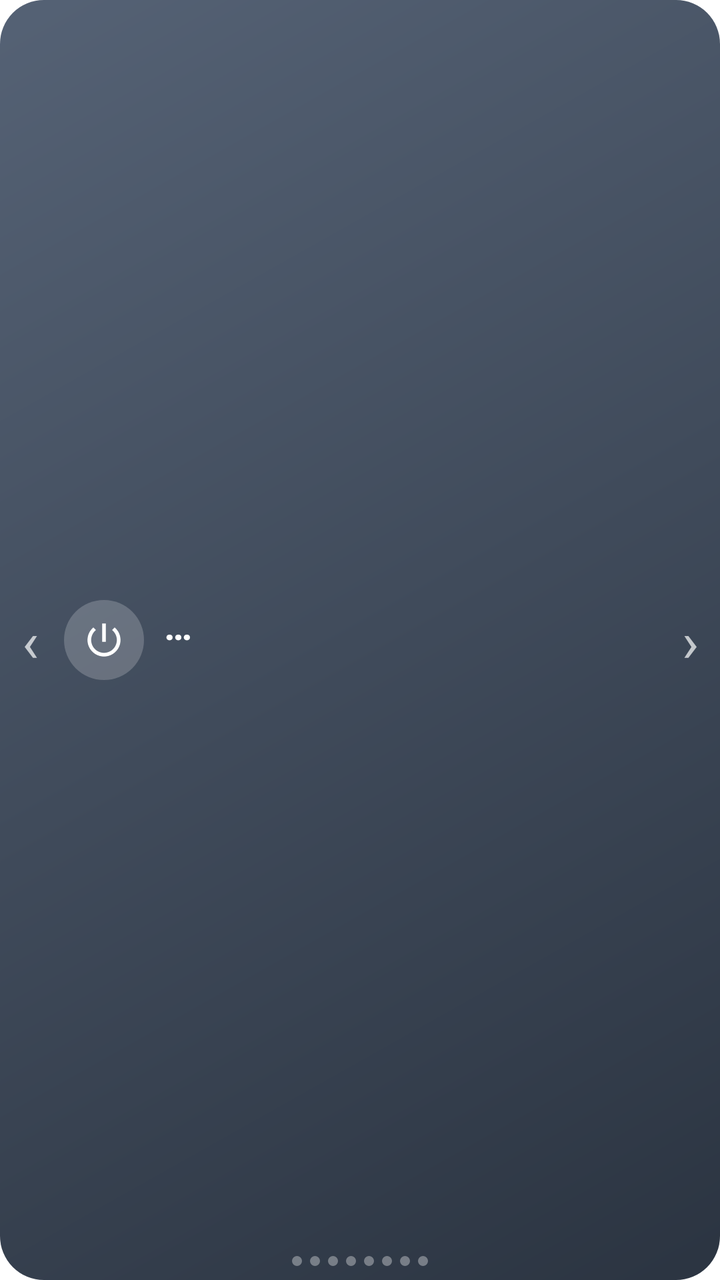
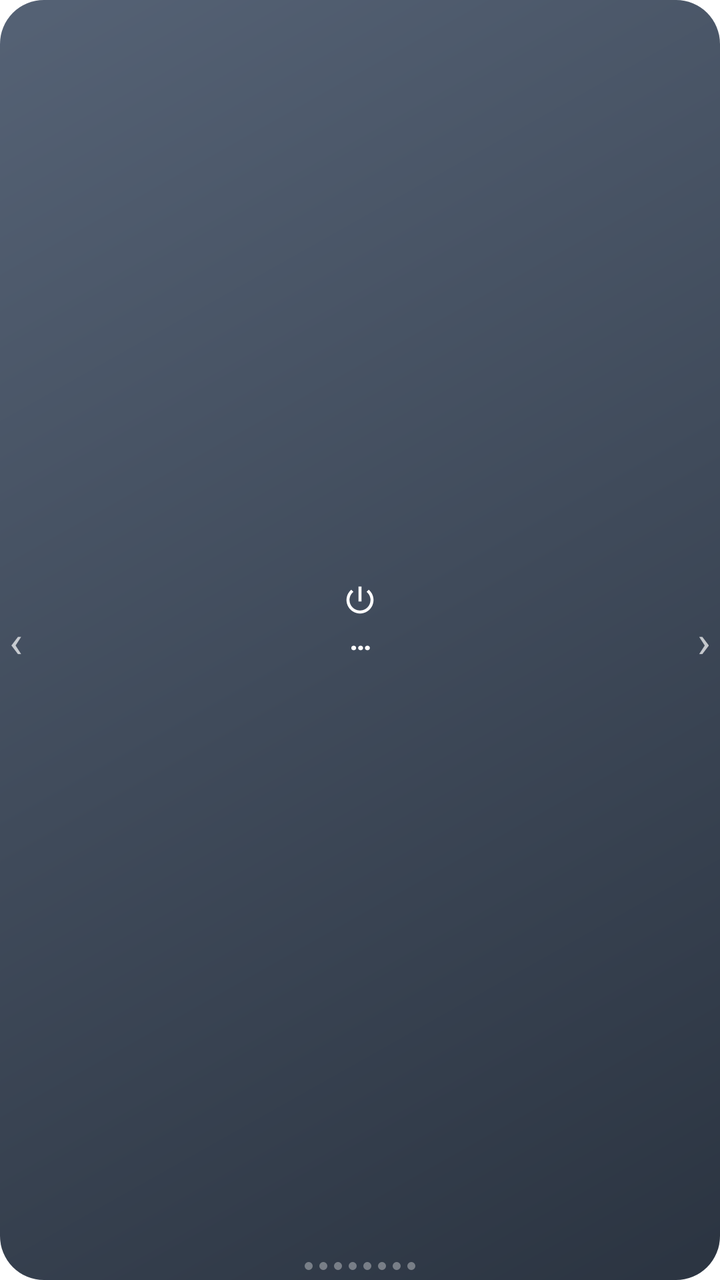

An Android layout rendered at two revisions. The XML below is the earlier revision; the diff shows what the commit changed to produce the second picture.
<!-- AndroidManifest.xml: application theme Theme.SmartAttendance -->
<!-- res/layout/widget_pages.xml -->
<?xml version="1.0" encoding="utf-8"?>
<FrameLayout xmlns:android="http://schemas.android.com/apk/res/android"
    android:id="@+id/page_root"
    android:layout_width="match_parent"
    android:layout_height="match_parent"
    android:background="@drawable/widget_bg_off">

    <LinearLayout
        android:id="@+id/page_tap"
        android:layout_width="match_parent"
        android:layout_height="match_parent"
        android:gravity="center_vertical"
        android:orientation="horizontal"
        android:paddingStart="32dp"
        android:paddingEnd="32dp">

        <FrameLayout
            android:layout_width="40dp"
            android:layout_height="40dp"
            android:layout_marginEnd="10dp"
            android:background="@drawable/widget_icon_badge">

            <ImageView
                android:id="@+id/page_icon"
                android:layout_width="22dp"
                android:layout_height="22dp"
                android:layout_gravity="center"
                android:importantForAccessibility="no"
                android:src="@drawable/ic_w_power" />
        </FrameLayout>

        <LinearLayout
            android:layout_width="0dp"
            android:layout_height="wrap_content"
            android:layout_weight="1"
            android:orientation="vertical">

            <TextView
                android:id="@+id/page_title"
                android:layout_width="match_parent"
                android:layout_height="wrap_content"
                android:ellipsize="end"
                android:maxLines="1"
                android:text="…"
                android:textColor="#FFFFFFFF"
                android:textSize="19sp"
                android:textStyle="bold" />

            <TextView
                android:id="@+id/page_sub"
                android:layout_width="match_parent"
                android:layout_height="wrap_content"
                android:ellipsize="end"
                android:maxLines="1"
                android:textColor="#D9FFFFFF"
                android:textSize="11sp" />
        </LinearLayout>
    </LinearLayout>

    <TextView
        android:id="@+id/nav_prev"
        android:layout_width="30dp"
        android:layout_height="match_parent"
        android:layout_gravity="start"
        android:gravity="center"
        android:text="‹"
        android:textColor="#B3FFFFFF"
        android:textSize="28sp" />

    <TextView
        android:id="@+id/nav_next"
        android:layout_width="30dp"
        android:layout_height="match_parent"
        android:layout_gravity="end"
        android:gravity="center"
        android:text="›"
        android:textColor="#B3FFFFFF"
        android:textSize="28sp" />

    <LinearLayout
        android:layout_width="wrap_content"
        android:layout_height="wrap_content"
        android:layout_gravity="bottom|center_horizontal"
        android:layout_marginBottom="7dp"
        android:gravity="center"
        android:orientation="horizontal">

        <ImageView
            android:id="@+id/dot0"
            android:layout_width="5dp"
            android:layout_height="5dp"
            android:layout_marginStart="2dp"
            android:layout_marginEnd="2dp"
            android:importantForAccessibility="no"
            android:background="@drawable/widget_pdot_off" />
        <ImageView
            android:id="@+id/dot1"
            android:layout_width="5dp"
            android:layout_height="5dp"
            android:layout_marginStart="2dp"
            android:layout_marginEnd="2dp"
            android:importantForAccessibility="no"
            android:background="@drawable/widget_pdot_off" />
        <ImageView
            android:id="@+id/dot2"
            android:layout_width="5dp"
            android:layout_height="5dp"
            android:layout_marginStart="2dp"
            android:layout_marginEnd="2dp"
            android:importantForAccessibility="no"
            android:background="@drawable/widget_pdot_off" />
        <ImageView
            android:id="@+id/dot3"
            android:layout_width="5dp"
            android:layout_height="5dp"
            android:layout_marginStart="2dp"
            android:layout_marginEnd="2dp"
            android:importantForAccessibility="no"
            android:background="@drawable/widget_pdot_off" />
        <ImageView
            android:id="@+id/dot4"
            android:layout_width="5dp"
            android:layout_height="5dp"
            android:layout_marginStart="2dp"
            android:layout_marginEnd="2dp"
            android:importantForAccessibility="no"
            android:background="@drawable/widget_pdot_off" />
        <ImageView
            android:id="@+id/dot5"
            android:layout_width="5dp"
            android:layout_height="5dp"
            android:layout_marginStart="2dp"
            android:layout_marginEnd="2dp"
            android:importantForAccessibility="no"
            android:background="@drawable/widget_pdot_off" />
        <ImageView
            android:id="@+id/dot6"
            android:layout_width="5dp"
            android:layout_height="5dp"
            android:layout_marginStart="2dp"
            android:layout_marginEnd="2dp"
            android:importantForAccessibility="no"
            android:background="@drawable/widget_pdot_off" />
        <ImageView
            android:id="@+id/dot7"
            android:layout_width="5dp"
            android:layout_height="5dp"
            android:layout_marginStart="2dp"
            android:layout_marginEnd="2dp"
            android:importantForAccessibility="no"
            android:background="@drawable/widget_pdot_off" />
    </LinearLayout>
</FrameLayout>
<!-- resources referenced by this layout -->
<resources>
  <!-- drawable ic_w_power (drawable) -->
  <?xml version="1.0" encoding="utf-8"?>
  <vector xmlns:android="http://schemas.android.com/apk/res/android"
      android:width="24dp" android:height="24dp" android:viewportWidth="24" android:viewportHeight="24">
      <path android:fillColor="#FFFFFFFF" android:pathData="M13,3h-2v10h2V3zM17.83,5.17l-1.42,1.42C17.99,7.86 19,9.81 19,12c0,3.87 -3.13,7 -7,7s-7,-3.13 -7,-7c0,-2.19 1.01,-4.14 2.58,-5.42L6.17,5.17C4.23,6.82 3,9.26 3,12c0,4.97 4.03,9 9,9s9,-4.03 9,-9c0,-2.74 -1.23,-5.18 -3.17,-6.83z" />
  </vector>
  <!-- drawable widget_bg_off (drawable) -->
  <?xml version="1.0" encoding="utf-8"?>
  <shape xmlns:android="http://schemas.android.com/apk/res/android" android:shape="rectangle">
      <gradient android:angle="135" android:startColor="#2B3441" android:endColor="#556275" />
      <corners android:radius="22dp" />
  </shape>
  <!-- drawable widget_icon_badge (drawable) -->
  <?xml version="1.0" encoding="utf-8"?>
  <shape xmlns:android="http://schemas.android.com/apk/res/android" android:shape="oval">
      <solid android:color="#33FFFFFF" />
  </shape>
  <!-- drawable widget_pdot_off (drawable) -->
  <?xml version="1.0" encoding="utf-8"?>
  <shape xmlns:android="http://schemas.android.com/apk/res/android" android:shape="oval">
      <solid android:color="#59FFFFFF" />
  </shape>
  <style name="Theme.SmartAttendance" parent="android:Theme.Material.Light.NoActionBar">
          <item name="android:windowBackground">@color/window_light</item>
          <item name="android:statusBarColor">@android:color/transparent</item>
      </style>
  <color name="window_light">#FFFFFF</color>
</resources>

<!-- the commit's change to res/layout/widget_pages.xml (unified diff, before → after) -->
@@ -9,144 +9,133 @@
         android:id="@+id/page_tap"
         android:layout_width="match_parent"
         android:layout_height="match_parent"
-        android:gravity="center_vertical"
-        android:orientation="horizontal"
-        android:paddingStart="32dp"
-        android:paddingEnd="32dp">
+        android:gravity="center"
+        android:orientation="vertical"
+        android:paddingStart="14dp"
+        android:paddingTop="4dp"
+        android:paddingEnd="14dp"
+        android:paddingBottom="10dp">
 
-        <FrameLayout
-            android:layout_width="40dp"
-            android:layout_height="40dp"
-            android:layout_marginEnd="10dp"
-            android:background="@drawable/widget_icon_badge">
+        <ImageView
+            android:id="@+id/page_icon"
+            android:layout_width="18dp"
+            android:layout_height="18dp"
+            android:importantForAccessibility="no"
+            android:src="@drawable/ic_w_power" />
 
-            <ImageView
-                android:id="@+id/page_icon"
-                android:layout_width="22dp"
-                android:layout_height="22dp"
-                android:layout_gravity="center"
-                android:importantForAccessibility="no"
-                android:src="@drawable/ic_w_power" />
-        </FrameLayout>
+        <TextView
+            android:id="@+id/page_title"
+            android:layout_width="match_parent"
+            android:layout_height="wrap_content"
+            android:ellipsize="end"
+            android:gravity="center"
+            android:maxLines="1"
+            android:text="…"
+            android:textColor="#FFFFFFFF"
+            android:textSize="15sp"
+            android:textStyle="bold" />
 
-        <LinearLayout
-            android:layout_width="0dp"
+        <TextView
+            android:id="@+id/page_sub"
+            android:layout_width="match_parent"
             android:layout_height="wrap_content"
-            android:layout_weight="1"
-            android:orientation="vertical">
-
-            <TextView
-                android:id="@+id/page_title"
-                android:layout_width="match_parent"
-                android:layout_height="wrap_content"
-                android:ellipsize="end"
-                android:maxLines="1"
-                android:text="…"
-                android:textColor="#FFFFFFFF"
-                android:textSize="19sp"
-                android:textStyle="bold" />
-
-            <TextView
-                android:id="@+id/page_sub"
-                android:layout_width="match_parent"
-                android:layout_height="wrap_content"
-                android:ellipsize="end"
-                android:maxLines="1"
-                android:textColor="#D9FFFFFF"
-                android:textSize="11sp" />
-        </LinearLayout>
+            android:ellipsize="end"
+            android:gravity="center"
+            android:maxLines="1"
+            android:textColor="#D9FFFFFF"
+            android:textSize="10sp" />
     </LinearLayout>
 
     <TextView
         android:id="@+id/nav_prev"
-        android:layout_width="30dp"
+        android:layout_width="16dp"
         android:layout_height="match_parent"
         android:layout_gravity="start"
         android:gravity="center"
         android:text="‹"
         android:textColor="#B3FFFFFF"
-        android:textSize="28sp" />
+        android:textSize="22sp" />
 
     <TextView
         android:id="@+id/nav_next"
-        android:layout_width="30dp"
+        android:layout_width="16dp"
         android:layout_height="match_parent"
         android:layout_gravity="end"
         android:gravity="center"
         android:text="›"
         android:textColor="#B3FFFFFF"
-        android:textSize="28sp" />
+        android:textSize="22sp" />
 
     <LinearLayout
         android:layout_width="wrap_content"
         android:layout_height="wrap_content"
         android:layout_gravity="bottom|center_horizontal"
-        android:layout_marginBottom="7dp"
+        android:layout_marginBottom="5dp"
         android:gravity="center"
         android:orientation="horizontal">
 
         <ImageView
             android:id="@+id/dot0"
-            android:layout_width="5dp"
-            android:layout_height="5dp"
-            android:layout_marginStart="2dp"
-            android:layout_marginEnd="2dp"
+            android:layout_width="4dp"
+            android:layout_height="4dp"
+            android:layout_marginStart="1.5dp"
+            android:layout_marginEnd="1.5dp"
             android:importantForAccessibility="no"
             android:background="@drawable/widget_pdot_off" />
         <ImageView
             android:id="@+id/dot1"
-            android:layout_width="5dp"
-            android:layout_height="5dp"
-            android:layout_marginStart="2dp"
-            android:layout_marginEnd="2dp"
+            android:layout_width="4dp"
+            android:layout_height="4dp"
+            android:layout_marginStart="1.5dp"
+            android:layout_marginEnd="1.5dp"
             android:importantForAccessibility="no"
             android:background="@drawable/widget_pdot_off" />
         <ImageView
             android:id="@+id/dot2"
-            android:layout_width="5dp"
-            android:layout_height="5dp"
-            android:layout_marginStart="2dp"
-            android:layout_marginEnd="2dp"
+            android:layout_width="4dp"
+            android:layout_height="4dp"
+            android:layout_marginStart="1.5dp"
+            android:layout_marginEnd="1.5dp"
             android:importantForAccessibility="no"
             android:background="@drawable/widget_pdot_off" />
         <ImageView
             android:id="@+id/dot3"
-            android:layout_width="5dp"
-            android:layout_height="5dp"
-            android:layout_marginStart="2dp"
-            android:layout_marginEnd="2dp"
+            android:layout_width="4dp"
+            android:layout_height="4dp"
+            android:layout_marginStart="1.5dp"
+            android:layout_marginEnd="1.5dp"
             android:importantForAccessibility="no"
             android:background="@drawable/widget_pdot_off" />
         <ImageView
             android:id="@+id/dot4"
-            android:layout_width="5dp"
-            android:layout_height="5dp"
-            android:layout_marginStart="2dp"
-            android:layout_marginEnd="2dp"
+            android:layout_width="4dp"
+            android:layout_height="4dp"
+            android:layout_marginStart="1.5dp"
+            android:layout_marginEnd="1.5dp"
             android:importantForAccessibility="no"
             android:background="@drawable/widget_pdot_off" />
         <ImageView
             android:id="@+id/dot5"
-            android:layout_width="5dp"
-            android:layout_height="5dp"
-            android:layout_marginStart="2dp"
-            android:layout_marginEnd="2dp"
+            android:layout_width="4dp"
+            android:layout_height="4dp"
+            android:layout_marginStart="1.5dp"
+            android:layout_marginEnd="1.5dp"
             android:importantForAccessibility="no"
             android:background="@drawable/widget_pdot_off" />
         <ImageView
             android:id="@+id/dot6"
-            android:layout_width="5dp"
-            android:layout_height="5dp"
-            android:layout_marginStart="2dp"
-            android:layout_marginEnd="2dp"
+            android:layout_width="4dp"
+            android:layout_height="4dp"
+            android:layout_marginStart="1.5dp"
+            android:layout_marginEnd="1.5dp"
             android:importantForAccessibility="no"
             android:background="@drawable/widget_pdot_off" />
         <ImageView
             android:id="@+id/dot7"
-            android:layout_width="5dp"
-            android:layout_height="5dp"
-            android:layout_marginStart="2dp"
-            android:layout_marginEnd="2dp"
+            android:layout_width="4dp"
+            android:layout_height="4dp"
+            android:layout_marginStart="1.5dp"
+            android:layout_marginEnd="1.5dp"
             android:importantForAccessibility="no"
             android:background="@drawable/widget_pdot_off" />
     </LinearLayout>
<!-- resource entries referenced after the edit -->
@@ -12,11 +12,6 @@
       <gradient android:angle="135" android:startColor="#2B3441" android:endColor="#556275" />
       <corners android:radius="22dp" />
   </shape>
-  <!-- drawable widget_icon_badge (drawable) -->
-  <?xml version="1.0" encoding="utf-8"?>
-  <shape xmlns:android="http://schemas.android.com/apk/res/android" android:shape="oval">
-      <solid android:color="#33FFFFFF" />
-  </shape>
   <!-- drawable widget_pdot_off (drawable) -->
   <?xml version="1.0" encoding="utf-8"?>
   <shape xmlns:android="http://schemas.android.com/apk/res/android" android:shape="oval">
